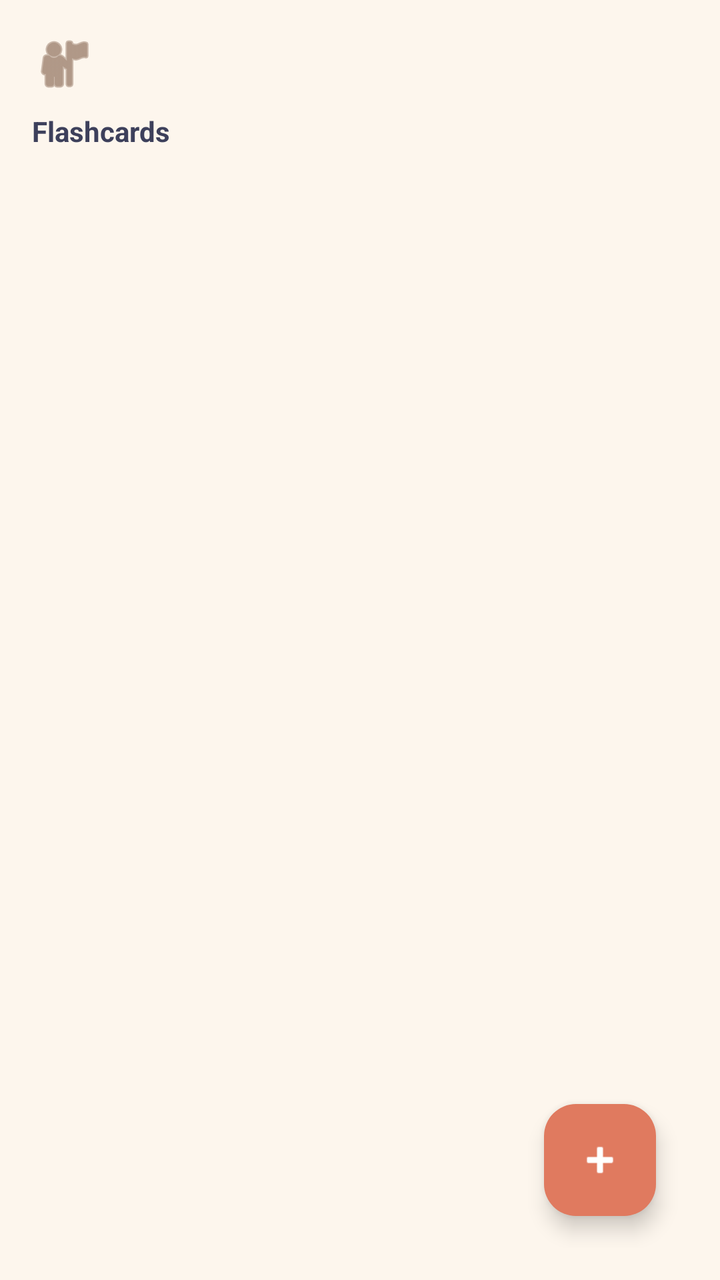
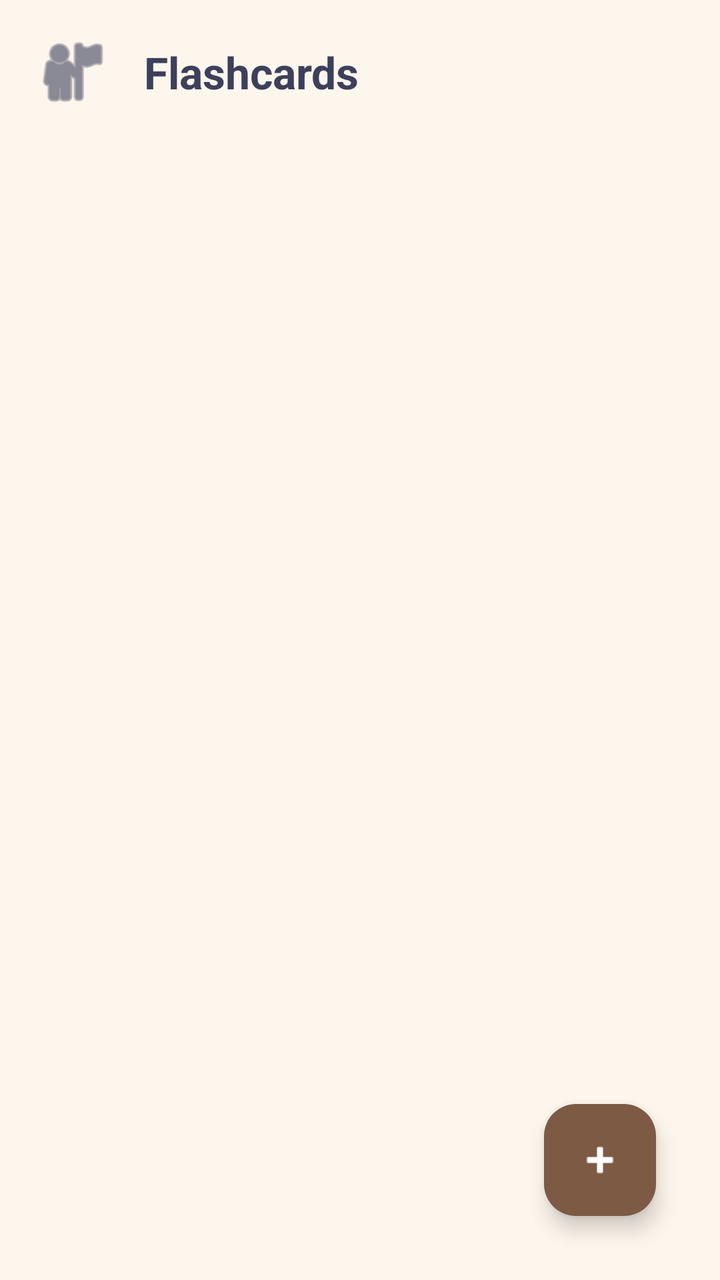

Screens rendered from an Android XML layout before and after an edit, with the pre-edit source and the edit as a unified diff.
<!-- AndroidManifest.xml: application theme Theme.ProjectStudyBuddy1 -->
<!-- res/layout/fragment_flashcard.xml -->
<?xml version="1.0" encoding="utf-8"?>
<androidx.constraintlayout.widget.ConstraintLayout xmlns:android="http://schemas.android.com/apk/res/android"
    xmlns:app="http://schemas.android.com/apk/res-auto"
    android:layout_width="match_parent"
    android:layout_height="match_parent"
    android:background="@color/bg_cream"
    android:padding="16dp">

    <androidx.constraintlayout.widget.ConstraintLayout
        android:id="@+id/viewDeckSelection"
        android:layout_width="match_parent"
        android:layout_height="match_parent"
        android:visibility="visible">

        <ImageView
            android:id="@+id/ivUserAvatar"
            android:layout_width="32dp"
            android:layout_height="32dp"
            android:src="@android:drawable/ic_menu_myplaces"
            android:contentDescription="Profile"
            app:tint="@color/accent_brown"
            app:layout_constraintTop_toTopOf="parent"
            app:layout_constraintStart_toStartOf="parent"/>

        <TextView
            android:id="@+id/tvFCHeader"
            android:layout_width="wrap_content"
            android:layout_height="wrap_content"
            android:text="Flashcards"
            android:textStyle="bold"
            android:textSize="14sp"
            android:textColor="@color/text_dark"
            android:layout_marginTop="8dp"
            app:layout_constraintTop_toBottomOf="@id/ivUserAvatar"
            app:layout_constraintStart_toStartOf="parent"/>

        <androidx.recyclerview.widget.RecyclerView
            android:id="@+id/rvDecks"
            android:layout_width="match_parent"
            android:layout_height="0dp"
            android:layout_marginTop="12dp"
            app:layout_constraintTop_toBottomOf="@id/tvFCHeader"
            app:layout_constraintBottom_toBottomOf="parent"/>

        <com.google.android.material.floatingactionbutton.FloatingActionButton
            android:id="@+id/fabAddDeckCard"
            android:layout_width="56dp"
            android:layout_height="56dp"
            android:src="@android:drawable/ic_input_add"
            android:contentDescription="New Deck"
            android:backgroundTint="@color/accent_orange"
            app:tint="@android:color/white"
            app:fabCustomSize="56dp"
            android:layout_margin="16dp"
            app:layout_constraintBottom_toBottomOf="parent"
            app:layout_constraintEnd_toEndOf="parent"/>
    </androidx.constraintlayout.widget.ConstraintLayout>

    <androidx.constraintlayout.widget.ConstraintLayout
        android:id="@+id/viewStudyEngine"
        android:layout_width="match_parent"
        android:layout_height="match_parent"
        android:visibility="gone">

        <ImageButton
            android:id="@+id/btnStudyBack"
            android:layout_width="40dp"
            android:layout_height="40dp"
            android:src="?attr/homeAsUpIndicator"
            android:contentDescription="Back"
            android:background="@android:color/transparent"
            app:tint="@color/accent_brown"
            app:layout_constraintTop_toTopOf="parent"
            app:layout_constraintStart_toStartOf="parent"/>

        <ImageButton
            android:id="@+id/btnEditModeToggle"
            android:layout_width="44dp"
            android:layout_height="24dp"
            android:background="@drawable/bg_figma_card"
            android:src="@android:drawable/ic_menu_edit"
            app:tint="@color/accent_brown"
            android:padding="2dp"
            android:contentDescription="Edit Card"
            app:layout_constraintTop_toTopOf="parent"
            app:layout_constraintEnd_toEndOf="parent"/>

        <ImageView
            android:id="@+id/ivCheckStatusBadge"
            android:layout_width="28dp"
            android:layout_height="28dp"
            android:src="@android:drawable/checkbox_on_background"
            app:tint="@color/accent_green"
            android:visibility="gone"
            android:contentDescription="Save Changes"
            app:layout_constraintTop_toTopOf="parent"
            app:layout_constraintEnd_toEndOf="parent"/>

        <EditText
            android:id="@+id/etFigmaDeckTitle"
            android:layout_width="140dp"
            android:layout_height="35dp"
            android:gravity="center"
            android:textStyle="bold"
            android:textSize="14sp"
            android:textColor="@color/text_dark"
            android:background="@drawable/bg_figma_card"
            android:inputType="text"
            android:importantForAutofill="no"
            android:layout_marginTop="24dp"
            app:layout_constraintTop_toBottomOf="@id/btnStudyBack"
            app:layout_constraintStart_toStartOf="parent"
            app:layout_constraintEnd_toEndOf="parent"/>

        <ImageButton
            android:id="@+id/btnFigmaPrevCard"
            android:layout_width="40dp"
            android:layout_height="40dp"
            android:src="@android:drawable/ic_media_previous"
            android:background="@android:color/transparent"
            app:tint="@color/accent_brown"
            android:contentDescription="Previous"
            app:layout_constraintTop_toTopOf="@id/cardWorkspace"
            app:layout_constraintBottom_toBottomOf="@id/cardWorkspace"
            app:layout_constraintStart_toStartOf="parent"/>

        <androidx.cardview.widget.CardView
            android:id="@+id/cardWorkspace"
            android:layout_width="0dp"
            android:layout_height="280dp"
            app:cardCornerRadius="8dp"
            app:cardElevation="0dp"
            android:layout_marginHorizontal="8dp"
            android:layout_marginTop="16dp"
            app:layout_constraintTop_toBottomOf="@id/etFigmaDeckTitle"
            app:layout_constraintStart_toEndOf="@id/btnFigmaPrevCard"
            app:layout_constraintEnd_toStartOf="@+id/btnFigmaNextCard">

            <androidx.constraintlayout.widget.ConstraintLayout
                android:layout_width="match_parent"
                android:layout_height="match_parent"
                android:background="@drawable/bg_figma_card">

                <LinearLayout
                    android:id="@+id/layoutEditFields"
                    android:layout_width="match_parent"
                    android:layout_height="match_parent"
                    android:orientation="vertical"
                    android:padding="16dp"
                    android:gravity="center"
                    android:visibility="gone">

                    <EditText
                        android:id="@+id/etFigmaQuestionInput"
                        android:layout_width="match_parent"
                        android:layout_height="wrap_content"
                        android:hint="QUESTION"
                        android:gravity="center"
                        android:textColor="@color/text_dark"
                        android:textColorHint="@android:color/darker_gray"
                        android:textSize="16sp"
                        android:textStyle="bold"
                        android:background="@android:color/transparent"
                        android:layout_marginBottom="20dp"
                        android:importantForAutofill="no"
                        android:inputType="textMultiLine"/>

                    <View
                        android:layout_width="match_parent"
                        android:layout_height="1dp"
                        android:background="@android:color/darker_gray"
                        android:layout_marginBottom="20dp"/>

                    <EditText
                        android:id="@+id/etFigmaAnswerInput"
                        android:layout_width="match_parent"
                        android:layout_height="wrap_content"
                        android:hint="ANSWER"
                        android:gravity="center"
                        android:textColor="#81B29A"
                        android:textColorHint="@android:color/darker_gray"
                        android:textSize="16sp"
                        android:textStyle="bold"
                        android:background="@android:color/transparent"
                        android:importantForAutofill="no"
                        android:inputType="textMultiLine"/>
                </LinearLayout>

                <TextView
                    android:id="@+id/tvCardContent"
                    android:layout_width="match_parent"
                    android:layout_height="match_parent"
                    android:gravity="center"
                    android:padding="24dp"
                    android:textColor="@color/text_dark"
                    android:textSize="18sp"
                    android:textStyle="bold"
                    android:visibility="visible"/>
            </androidx.constraintlayout.widget.ConstraintLayout>
        </androidx.cardview.widget.CardView>

        <ImageButton
            android:id="@+id/btnFigmaNextCard"
            android:layout_width="40dp"
            android:layout_height="40dp"
            android:background="@android:color/transparent"
            android:contentDescription="Navigation Arrow Icon"
            app:layout_constraintTop_toTopOf="@id/cardWorkspace"
            app:layout_constraintBottom_toBottomOf="@id/cardWorkspace"
            app:layout_constraintEnd_toEndOf="parent"/>

    </androidx.constraintlayout.widget.ConstraintLayout>
</androidx.constraintlayout.widget.ConstraintLayout>
<!-- resources referenced by this layout -->
<resources>
  <color name="accent_brown">#7D5A44</color>
  <color name="accent_green">#81B29A</color>
  <color name="accent_orange">#E07A5F</color>
  <color name="bg_cream">#FDF6ED</color>
  <color name="text_dark">#3D405B</color>
  <!-- drawable bg_figma_card (drawable) -->
  <?xml version="1.0" encoding="utf-8"?>
  <shape xmlns:android="http://schemas.android.com/apk/res/android"
      android:shape="rectangle">
      <solid android:color="@color/bg_cream"/>
      <stroke android:width="2dp" android:color="@color/accent_brown"/>
      <corners android:radius="8dp"/>
  </shape>
  <style name="Theme.ProjectStudyBuddy1" parent="Theme.Material3.DayNight.NoActionBar">
          <item name="colorPrimary">@color/accent_brown</item>
          <item name="colorPrimaryDark">@color/accent_brown</item>
          <item name="colorAccent">@color/accent_orange</item>
  
          <item name="android:windowBackground">@color/bg_cream</item>
          <item name="android:colorBackground">@color/bg_cream</item>
  
          <item name="android:statusBarColor">@color/bg_cream</item>
          <item name="android:windowLightStatusBar">true</item>
  
          <item name="colorSurface">@color/card_white</item>
          <item name="colorOnSurface">@color/text_dark</item>
      </style>
  <color name="card_white">#FFFFFF</color>
</resources>

<!-- the commit's change to res/layout/fragment_flashcard.xml (unified diff, before → after) -->
@@ -1,213 +1,56 @@
 <?xml version="1.0" encoding="utf-8"?>
 <androidx.constraintlayout.widget.ConstraintLayout xmlns:android="http://schemas.android.com/apk/res/android"
     xmlns:app="http://schemas.android.com/apk/res-auto"
+    xmlns:tools="http://schemas.android.com/tools"
     android:layout_width="match_parent"
     android:layout_height="match_parent"
     android:background="@color/bg_cream"
     android:padding="16dp">
 
-    <androidx.constraintlayout.widget.ConstraintLayout
-        android:id="@+id/viewDeckSelection"
+    <ImageView
+        android:id="@+id/ivFlashcardsProfileAvatar"
+        android:layout_width="40dp"
+        android:layout_height="40dp"
+        android:src="@android:drawable/ic_menu_myplaces"
+        app:tint="@color/text_dark"
+        app:layout_constraintTop_toTopOf="parent"
+        app:layout_constraintStart_toStartOf="parent"
+        android:contentDescription="Profile Avatar" />
+
+    <TextView
+        android:id="@+id/tvFlashcardsHeaderTitle"
+        android:layout_width="wrap_content"
+        android:layout_height="wrap_content"
+        android:layout_marginStart="16dp"
+        android:text="Flashcards"
+        android:textColor="@color/text_dark"
+        android:textSize="22sp"
+        android:textStyle="bold"
+        app:layout_constraintTop_toTopOf="@id/ivFlashcardsProfileAvatar"
+        app:layout_constraintBottom_toBottomOf="@id/ivFlashcardsProfileAvatar"
+        app:layout_constraintStart_toEndOf="@id/ivFlashcardsProfileAvatar"
+        tools:ignore="HardcodedText" />
+
+    <androidx.recyclerview.widget.RecyclerView
+        android:id="@+id/rvFlashcardDecks"
         android:layout_width="match_parent"
-        android:layout_height="match_parent"
-        android:visibility="visible">
+        android:layout_height="0dp"
+        android:layout_marginTop="24dp"
+        app:layout_constraintTop_toBottomOf="@id/ivFlashcardsProfileAvatar"
+        app:layout_constraintBottom_toBottomOf="parent"
+        app:layout_constraintStart_toStartOf="parent"
+        app:layout_constraintEnd_toEndOf="parent"/>
 
-        <ImageView
-            android:id="@+id/ivUserAvatar"
-            android:layout_width="32dp"
-            android:layout_height="32dp"
-            android:src="@android:drawable/ic_menu_myplaces"
-            android:contentDescription="Profile"
-            app:tint="@color/accent_brown"
-            app:layout_constraintTop_toTopOf="parent"
-            app:layout_constraintStart_toStartOf="parent"/>
+    <com.google.android.material.floatingactionbutton.FloatingActionButton
+        android:id="@+id/fabAddFlashcardDeck"
+        android:layout_width="wrap_content"
+        android:layout_height="wrap_content"
+        android:layout_margin="16dp"
+        android:src="@android:drawable/ic_input_add"
+        android:backgroundTint="@color/accent_brown"
+        app:tint="@android:color/white"
+        app:layout_constraintBottom_toBottomOf="parent"
+        app:layout_constraintEnd_toEndOf="parent"
+        android:contentDescription="Add Flashcard Deck" />
 
-        <TextView
-            android:id="@+id/tvFCHeader"
-            android:layout_width="wrap_content"
-            android:layout_height="wrap_content"
-            android:text="Flashcards"
-            android:textStyle="bold"
-            android:textSize="14sp"
-            android:textColor="@color/text_dark"
-            android:layout_marginTop="8dp"
-            app:layout_constraintTop_toBottomOf="@id/ivUserAvatar"
-            app:layout_constraintStart_toStartOf="parent"/>
-
-        <androidx.recyclerview.widget.RecyclerView
-            android:id="@+id/rvDecks"
-            android:layout_width="match_parent"
-            android:layout_height="0dp"
-            android:layout_marginTop="12dp"
-            app:layout_constraintTop_toBottomOf="@id/tvFCHeader"
-            app:layout_constraintBottom_toBottomOf="parent"/>
-
-        <com.google.android.material.floatingactionbutton.FloatingActionButton
-            android:id="@+id/fabAddDeckCard"
-            android:layout_width="56dp"
-            android:layout_height="56dp"
-            android:src="@android:drawable/ic_input_add"
-            android:contentDescription="New Deck"
-            android:backgroundTint="@color/accent_orange"
-            app:tint="@android:color/white"
-            app:fabCustomSize="56dp"
-            android:layout_margin="16dp"
-            app:layout_constraintBottom_toBottomOf="parent"
-            app:layout_constraintEnd_toEndOf="parent"/>
-    </androidx.constraintlayout.widget.ConstraintLayout>
-
-    <androidx.constraintlayout.widget.ConstraintLayout
-        android:id="@+id/viewStudyEngine"
-        android:layout_width="match_parent"
-        android:layout_height="match_parent"
-        android:visibility="gone">
-
-        <ImageButton
-            android:id="@+id/btnStudyBack"
-            android:layout_width="40dp"
-            android:layout_height="40dp"
-            android:src="?attr/homeAsUpIndicator"
-            android:contentDescription="Back"
-            android:background="@android:color/transparent"
-            app:tint="@color/accent_brown"
-            app:layout_constraintTop_toTopOf="parent"
-            app:layout_constraintStart_toStartOf="parent"/>
-
-        <ImageButton
-            android:id="@+id/btnEditModeToggle"
-            android:layout_width="44dp"
-            android:layout_height="24dp"
-            android:background="@drawable/bg_figma_card"
-            android:src="@android:drawable/ic_menu_edit"
-            app:tint="@color/accent_brown"
-            android:padding="2dp"
-            android:contentDescription="Edit Card"
-            app:layout_constraintTop_toTopOf="parent"
-            app:layout_constraintEnd_toEndOf="parent"/>
-
-        <ImageView
-            android:id="@+id/ivCheckStatusBadge"
-            android:layout_width="28dp"
-            android:layout_height="28dp"
-            android:src="@android:drawable/checkbox_on_background"
-            app:tint="@color/accent_green"
-            android:visibility="gone"
-            android:contentDescription="Save Changes"
-            app:layout_constraintTop_toTopOf="parent"
-            app:layout_constraintEnd_toEndOf="parent"/>
-
-        <EditText
-            android:id="@+id/etFigmaDeckTitle"
-            android:layout_width="140dp"
-            android:layout_height="35dp"
-            android:gravity="center"
-            android:textStyle="bold"
-            android:textSize="14sp"
-            android:textColor="@color/text_dark"
-            android:background="@drawable/bg_figma_card"
-            android:inputType="text"
-            android:importantForAutofill="no"
-            android:layout_marginTop="24dp"
-            app:layout_constraintTop_toBottomOf="@id/btnStudyBack"
-            app:layout_constraintStart_toStartOf="parent"
-            app:layout_constraintEnd_toEndOf="parent"/>
-
-        <ImageButton
-            android:id="@+id/btnFigmaPrevCard"
-            android:layout_width="40dp"
-            android:layout_height="40dp"
-            android:src="@android:drawable/ic_media_previous"
-            android:background="@android:color/transparent"
-            app:tint="@color/accent_brown"
-            android:contentDescription="Previous"
-            app:layout_constraintTop_toTopOf="@id/cardWorkspace"
-            app:layout_constraintBottom_toBottomOf="@id/cardWorkspace"
-            app:layout_constraintStart_toStartOf="parent"/>
-
-        <androidx.cardview.widget.CardView
-            android:id="@+id/cardWorkspace"
-            android:layout_width="0dp"
-            android:layout_height="280dp"
-            app:cardCornerRadius="8dp"
-            app:cardElevation="0dp"
-            android:layout_marginHorizontal="8dp"
-            android:layout_marginTop="16dp"
-            app:layout_constraintTop_toBottomOf="@id/etFigmaDeckTitle"
-            app:layout_constraintStart_toEndOf="@id/btnFigmaPrevCard"
-            app:layout_constraintEnd_toStartOf="@+id/btnFigmaNextCard">
-
-            <androidx.constraintlayout.widget.ConstraintLayout
-                android:layout_width="match_parent"
-                android:layout_height="match_parent"
-                android:background="@drawable/bg_figma_card">
-
-                <LinearLayout
-                    android:id="@+id/layoutEditFields"
-                    android:layout_width="match_parent"
-                    android:layout_height="match_parent"
-                    android:orientation="vertical"
-                    android:padding="16dp"
-                    android:gravity="center"
-                    android:visibility="gone">
-
-                    <EditText
-                        android:id="@+id/etFigmaQuestionInput"
-                        android:layout_width="match_parent"
-                        android:layout_height="wrap_content"
-                        android:hint="QUESTION"
-                        android:gravity="center"
-                        android:textColor="@color/text_dark"
-                        android:textColorHint="@android:color/darker_gray"
-                        android:textSize="16sp"
-                        android:textStyle="bold"
-                        android:background="@android:color/transparent"
-                        android:layout_marginBottom="20dp"
-                        android:importantForAutofill="no"
-                        android:inputType="textMultiLine"/>
-
-                    <View
-                        android:layout_width="match_parent"
-                        android:layout_height="1dp"
-                        android:background="@android:color/darker_gray"
-                        android:layout_marginBottom="20dp"/>
-
-                    <EditText
-                        android:id="@+id/etFigmaAnswerInput"
-                        android:layout_width="match_parent"
-                        android:layout_height="wrap_content"
-                        android:hint="ANSWER"
-                        android:gravity="center"
-                        android:textColor="#81B29A"
-                        android:textColorHint="@android:color/darker_gray"
-                        android:textSize="16sp"
-                        android:textStyle="bold"
-                        android:background="@android:color/transparent"
-                        android:importantForAutofill="no"
-                        android:inputType="textMultiLine"/>
-                </LinearLayout>
-
-                <TextView
-                    android:id="@+id/tvCardContent"
-                    android:layout_width="match_parent"
-                    android:layout_height="match_parent"
-                    android:gravity="center"
-                    android:padding="24dp"
-                    android:textColor="@color/text_dark"
-                    android:textSize="18sp"
-                    android:textStyle="bold"
-                    android:visibility="visible"/>
-            </androidx.constraintlayout.widget.ConstraintLayout>
-        </androidx.cardview.widget.CardView>
-
-        <ImageButton
-            android:id="@+id/btnFigmaNextCard"
-            android:layout_width="40dp"
-            android:layout_height="40dp"
-            android:background="@android:color/transparent"
-            android:contentDescription="Navigation Arrow Icon"
-            app:layout_constraintTop_toTopOf="@id/cardWorkspace"
-            app:layout_constraintBottom_toBottomOf="@id/cardWorkspace"
-            app:layout_constraintEnd_toEndOf="parent"/>
-
-    </androidx.constraintlayout.widget.ConstraintLayout>
 </androidx.constraintlayout.widget.ConstraintLayout>
<!-- resource entries referenced after the edit -->
@@ -1,18 +1,9 @@
 <!-- resources referenced by this layout -->
 <resources>
   <color name="accent_brown">#7D5A44</color>
-  <color name="accent_green">#81B29A</color>
   <color name="accent_orange">#E07A5F</color>
   <color name="bg_cream">#FDF6ED</color>
   <color name="text_dark">#3D405B</color>
-  <!-- drawable bg_figma_card (drawable) -->
-  <?xml version="1.0" encoding="utf-8"?>
-  <shape xmlns:android="http://schemas.android.com/apk/res/android"
-      android:shape="rectangle">
-      <solid android:color="@color/bg_cream"/>
-      <stroke android:width="2dp" android:color="@color/accent_brown"/>
-      <corners android:radius="8dp"/>
-  </shape>
   <style name="Theme.ProjectStudyBuddy1" parent="Theme.Material3.DayNight.NoActionBar">
           <item name="colorPrimary">@color/accent_brown</item>
           <item name="colorPrimaryDark">@color/accent_brown</item>
